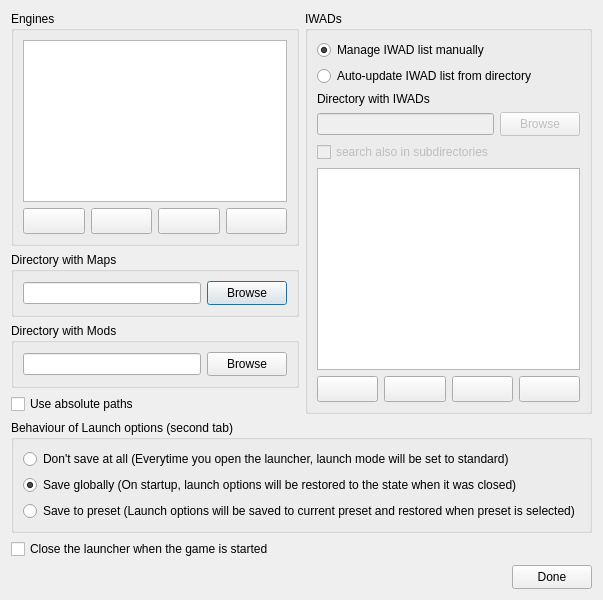
Above: Forms/SetupDialog.ui from Youda008/DoomRunner before the change. Below: the same form after it.
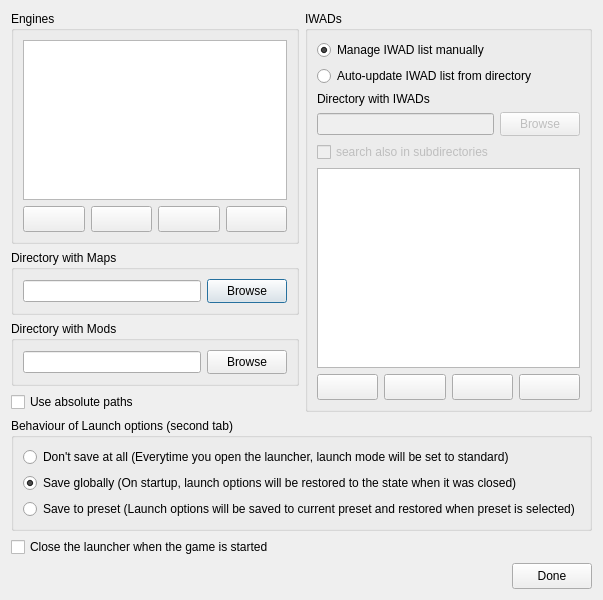
That is the form after the change. Icons and pictures are not drawn. Custom widgets are drawn as their Qt base class.

```diff
--- a/Forms/SetupDialog.ui
+++ b/Forms/SetupDialog.ui
@@ -477,7 +477,7 @@
        <property name="minimumSize">
         <size>
          <width>0</width>
-         <height>24</height>
+         <height>26</height>
         </size>
        </property>
        <property name="text">
```
